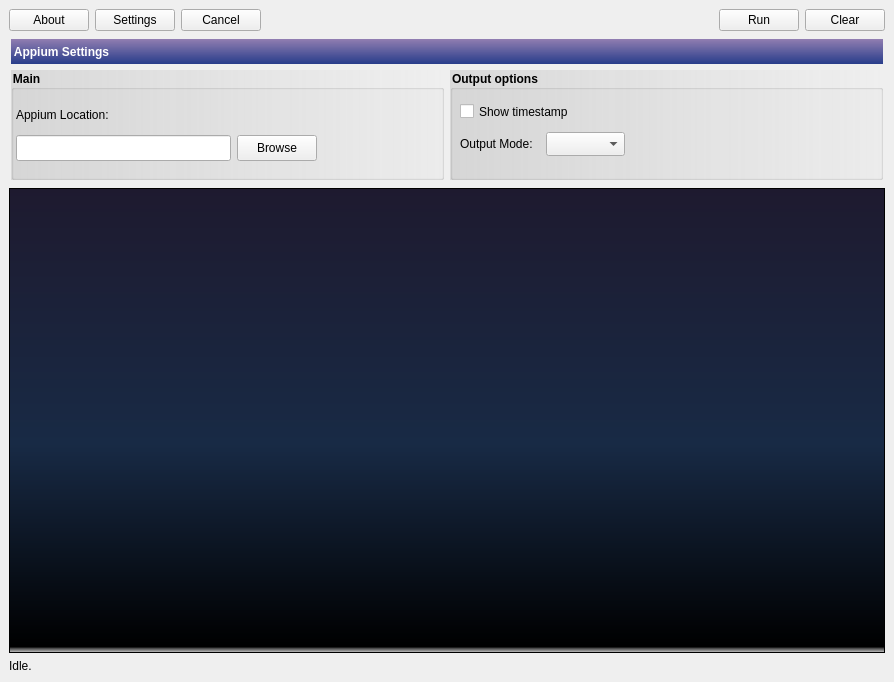
drtwisted/appium-dot-run, file models/main_window.ui: the form before one commit.
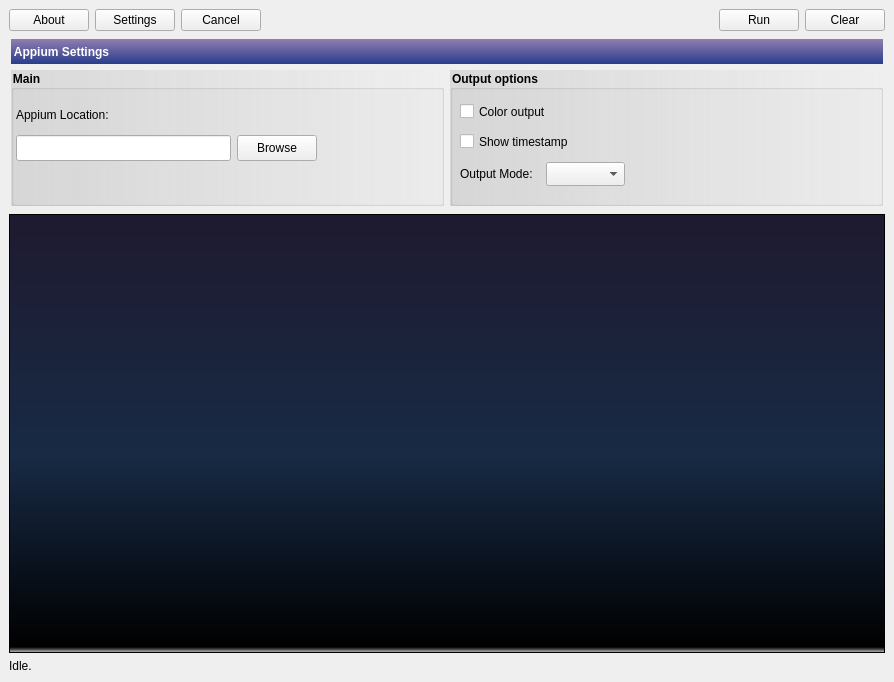
The form after the commit. Icons and pictures are not drawn.

Commit message: Add color output

The edit to the form file:
```diff
--- a/models/main_window.ui
+++ b/models/main_window.ui
@@ -184,13 +184,13 @@
                <property name="minimumSize">
                 <size>
                  <width>0</width>
-                 <height>110</height>
+                 <height>136</height>
                 </size>
                </property>
                <property name="title">
                 <string>Main</string>
                </property>
-               <widget class="QWidget" name="">
+               <widget class="QWidget" name="layoutWidget">
                 <property name="geometry">
                  <rect>
                   <x>5</x>
@@ -259,23 +259,23 @@
                 <property name="geometry">
                  <rect>
                   <x>10</x>
-                  <y>30</y>
-                  <width>125</width>
-                  <height>23</height>
-                 </rect>
-                </property>
-                <property name="autoFillBackground">
-                 <bool>false</bool>
-                </property>
-                <property name="text">
-                 <string>Show timestamp</string>
-                </property>
-               </widget>
-               <widget class="QWidget" name="">
-                <property name="geometry">
-                 <rect>
-                  <x>10</x>
                   <y>60</y>
+                  <width>125</width>
+                  <height>23</height>
+                 </rect>
+                </property>
+                <property name="autoFillBackground">
+                 <bool>false</bool>
+                </property>
+                <property name="text">
+                 <string>Show timestamp</string>
+                </property>
+               </widget>
+               <widget class="QWidget" name="layoutWidget">
+                <property name="geometry">
+                 <rect>
+                  <x>10</x>
+                  <y>90</y>
                   <width>165</width>
                   <height>28</height>
                  </rect>
@@ -315,6 +315,22 @@
                  </item>
                 </layout>
                </widget>
+               <widget class="QCheckBox" name="cbColorOutput">
+                <property name="geometry">
+                 <rect>
+                  <x>10</x>
+                  <y>30</y>
+                  <width>125</width>
+                  <height>23</height>
+                 </rect>
+                </property>
+                <property name="autoFillBackground">
+                 <bool>false</bool>
+                </property>
+                <property name="text">
+                 <string>Color output</string>
+                </property>
+               </widget>
               </widget>
              </item>
             </layout>
@@ -336,11 +352,14 @@
          <bool>true</bool>
         </property>
         <property name="html">
-         <string>&lt;!DOCTYPE HTML PUBLIC &quot;-//W3C//DTD HTML 4.0//EN&quot; &quot;http://www.w3.org/TR/REC-html40/strict.dtd&quot;&gt;
+         <string notr="true">&lt;!DOCTYPE HTML PUBLIC &quot;-//W3C//DTD HTML 4.0//EN&quot; &quot;http://www.w3.org/TR/REC-html40/strict.dtd&quot;&gt;
 &lt;html&gt;&lt;head&gt;&lt;meta name=&quot;qrichtext&quot; content=&quot;1&quot; /&gt;&lt;style type=&quot;text/css&quot;&gt;
 p, li { white-space: pre-wrap; }
 &lt;/style&gt;&lt;/head&gt;&lt;body style=&quot; font-family:'Monospace'; font-size:12pt; font-weight:400; font-style:normal;&quot;&gt;
-&lt;p style=&quot;-qt-paragraph-type:empty; margin-top:0px; margin-bottom:0px; margin-left:0px; margin-right:0px; -qt-block-indent:0; text-indent:0px; font-family:'Cantarell'; font-size:11pt;&quot;&gt;&lt;br /&gt;&lt;/p&gt;&lt;/body&gt;&lt;/html&gt;</string>
+&lt;p style=&quot;-qt-paragraph-type:empty; margin-top:0px; margin-bottom:0px; margin-left:0px; margin-right:0px; -qt-block-indent:0; text-indent:0px;&quot;&gt;&lt;br /&gt;&lt;/p&gt;&lt;/body&gt;&lt;/html&gt;</string>
+        </property>
+        <property name="acceptRichText">
+         <bool>true</bool>
         </property>
        </widget>
       </item>
```
Left out of the diff: 3 changed lines with no effect on the pictures. The commit also changes 4 other files.
